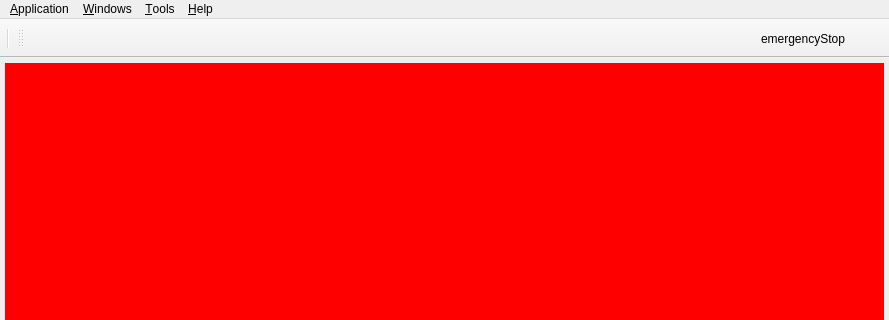
ess-dmsc/nicos, file nicos_ess/gui/main.ui: the form before one commit; both pictures show x 0 to 889 and y 0 to 320 of the 889 by 766 pixel window.
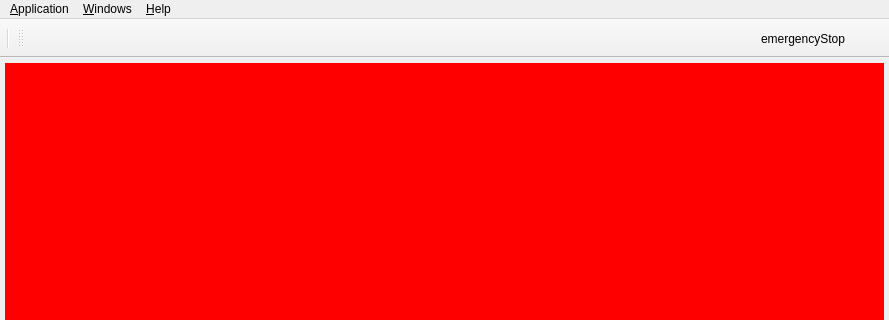
The form after the commit. Icons and pictures are not drawn.

Commit message: empty tool menu still showing on linux

Patch:
```diff
--- a/nicos_ess/gui/main.ui
+++ b/nicos_ess/gui/main.ui
@@ -72,11 +72,6 @@
     <addaction name="separator"/>
     <addaction name="actionAbout"/>
    </widget>
-   <widget class="QMenu" name="menuTools">
-    <property name="title">
-     <string>&amp;Tools</string>
-    </property>
-   </widget>
    <widget class="QMenu" name="menuFile">
     <property name="title">
      <string>&amp;Application</string>
@@ -93,7 +88,6 @@
    </widget>
    <addaction name="menuFile"/>
    <addaction name="menuWindows"/>
-   <addaction name="menuTools"/>
    <addaction name="menuHelp"/>
   </widget>
   <widget class="QToolBar" name="toolBarMain">
```
